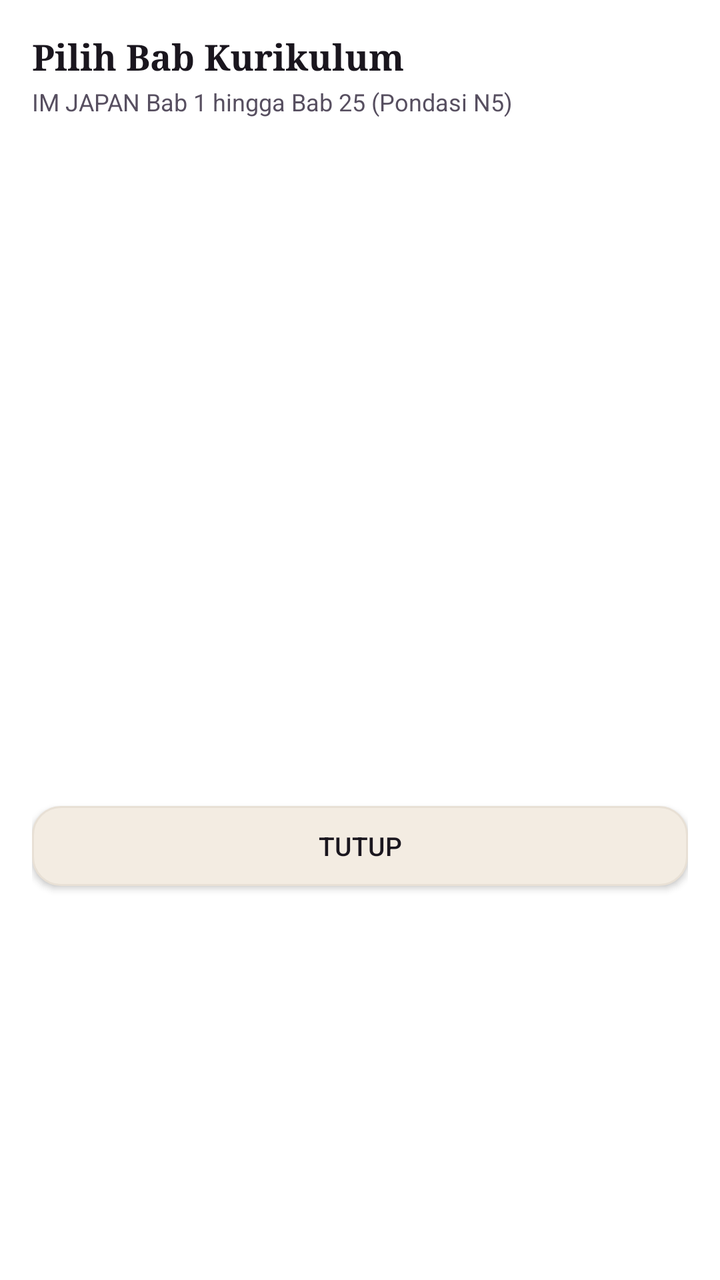
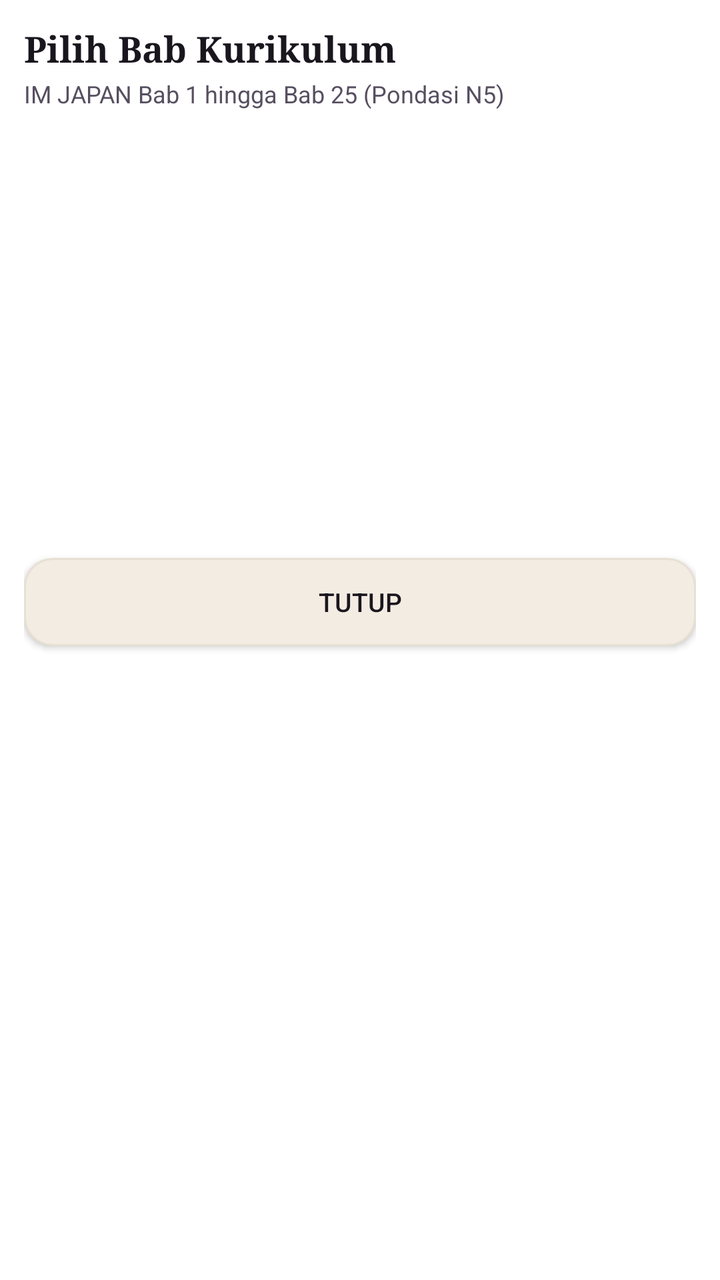

The first picture is an Android layout as it rendered before a commit; the second is the same layout after the commit. The layout source and the unified diff follow.
<!-- AndroidManifest.xml: application theme Theme.Kotoba -->
<!-- res/layout/dialog_bab_selector.xml -->
<?xml version="1.0" encoding="utf-8"?>
<LinearLayout xmlns:android="http://schemas.android.com/apk/res/android"
    android:layout_width="match_parent"
    android:layout_height="wrap_content"
    android:orientation="vertical"
    android:background="@color/colorCardBg"
    android:padding="16dp">

    <TextView
        android:layout_width="wrap_content"
        android:layout_height="wrap_content"
        android:text="Pilih Bab Kurikulum"
        android:fontFamily="serif"
        android:textSize="18sp"
        android:textStyle="bold"
        android:textColor="@color/colorTextPrimary" />

    <TextView
        android:layout_width="wrap_content"
        android:layout_height="wrap_content"
        android:layout_marginTop="2dp"
        android:text="IM JAPAN Bab 1 hingga Bab 25 (Pondasi N5)"
        android:fontFamily="sans-serif"
        android:textSize="12sp"
        android:textColor="@color/colorTextSecondary" />

    <ScrollView
        android:layout_width="match_parent"
        android:layout_height="320dp"
        android:layout_marginTop="12dp">

        <LinearLayout
            android:id="@+id/dialog_bab_list_container"
            android:layout_width="match_parent"
            android:layout_height="wrap_content"
            android:orientation="vertical" />
    </ScrollView>

    <Button
        android:id="@+id/dialog_btn_close"
        android:layout_width="match_parent"
        android:layout_height="40dp"
        android:layout_marginTop="12dp"
        android:text="Tutup"
        android:fontFamily="sans-serif-medium"
        android:textSize="13sp"
        android:textColor="@color/colorTextPrimary"
        android:background="@drawable/bg_button_secondary" />
</LinearLayout>
<!-- resources referenced by this layout -->
<resources>
  <color name="colorCardBg">#ffffff</color>
  <color name="colorTextPrimary">#1a161e</color>
  <color name="colorTextSecondary">#574f60</color>
  <!-- drawable bg_button_secondary (drawable) -->
  <?xml version="1.0" encoding="utf-8"?>
  <ripple xmlns:android="http://schemas.android.com/apk/res/android"
      android:color="@color/colorRipple">
      <item>
          <shape android:shape="rectangle">
              <solid android:color="@color/colorSurfaceElevated" />
              <stroke
                  android:width="1dp"
                  android:color="@color/colorBorderOutline" />
              <corners android:radius="14dp" />
          </shape>
      </item>
  </ripple>
  <style name="Theme.Kotoba" parent="@android:style/Theme.Material.Light.NoActionBar">
          <item name="android:windowBackground">@color/colorBackground</item>
          <item name="android:colorBackground">@color/colorBackground</item>
          <item name="android:colorPrimary">@color/colorPrimary</item>
          <item name="android:colorPrimaryDark">@color/colorPrimaryVariant</item>
          <item name="android:colorAccent">@color/colorSecondary</item>
          <item name="android:statusBarColor">@color/colorBackground</item>
          <item name="android:navigationBarColor">@color/colorBackground</item>
          <item name="android:windowLightStatusBar">true</item>
          <item name="android:windowLightNavigationBar">true</item>
      </style>
  <color name="colorRipple">#256d28d9</color>
  <color name="colorSurfaceElevated">#f3ece2</color>
  <color name="colorBorderOutline">#e8e0d5</color>
  <color name="colorBackground">#faf7f2</color>
  <color name="colorPrimary">#6d28d9</color>
  <color name="colorPrimaryVariant">#5b21b6</color>
  <color name="colorSecondary">#7c3aed</color>
</resources>

<!-- the commit's change to res/layout/dialog_bab_selector.xml (unified diff, before → after) -->
@@ -4,7 +4,7 @@
     android:layout_height="wrap_content"
     android:orientation="vertical"
     android:background="@color/colorCardBg"
-    android:padding="16dp">
+    android:padding="@dimen/dialog_padding">
 
     <TextView
         android:layout_width="wrap_content"
@@ -26,7 +26,7 @@
 
     <ScrollView
         android:layout_width="match_parent"
-        android:layout_height="320dp"
+        android:layout_height="@dimen/dialog_bab_scroll_height"
         android:layout_marginTop="12dp">
 
         <LinearLayout
@@ -39,7 +39,7 @@
     <Button
         android:id="@+id/dialog_btn_close"
         android:layout_width="match_parent"
-        android:layout_height="40dp"
+        android:layout_height="@dimen/min_touch_target"
         android:layout_marginTop="12dp"
         android:text="Tutup"
         android:fontFamily="sans-serif-medium"
<!-- resource entries referenced after the edit -->
@@ -3,6 +3,9 @@
   <color name="colorCardBg">#ffffff</color>
   <color name="colorTextPrimary">#1a161e</color>
   <color name="colorTextSecondary">#574f60</color>
+  <dimen name="dialog_bab_scroll_height">280dp</dimen>
+  <dimen name="dialog_padding">16dp</dimen>
+  <dimen name="min_touch_target">44dp</dimen>
   <!-- drawable bg_button_secondary (drawable) -->
   <?xml version="1.0" encoding="utf-8"?>
   <ripple xmlns:android="http://schemas.android.com/apk/res/android"
